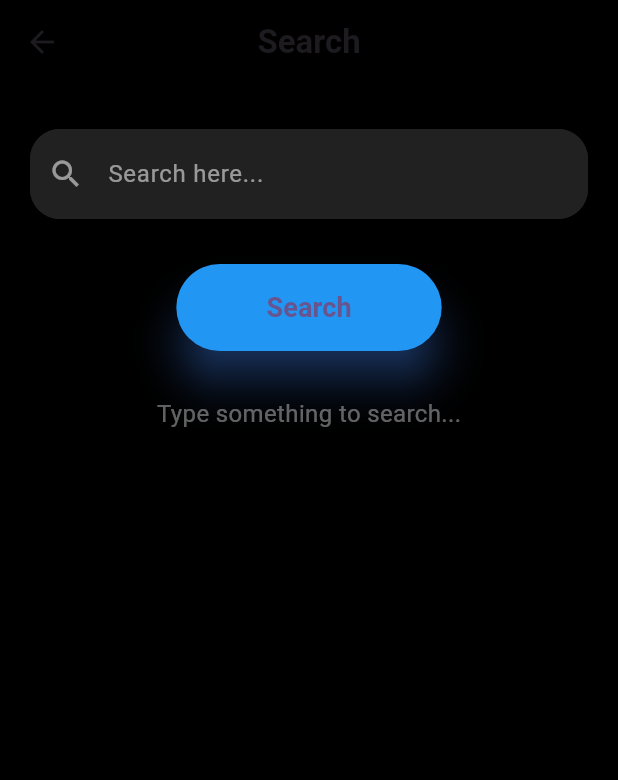
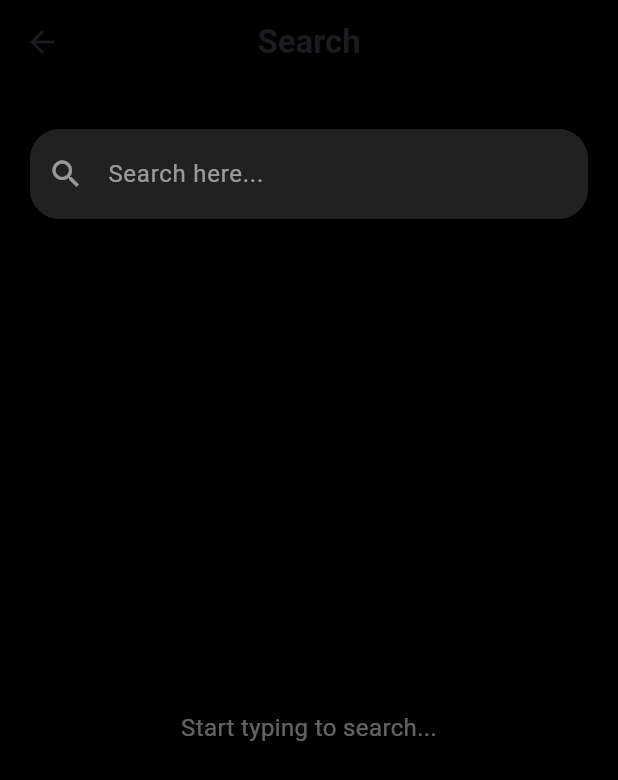
Before and after one commit to richielagito/projek_uts_mobile_progamming, a Flutter app: the SearchScreen screen opened directly, on a phone screen of 412 x 824 dp. Shown: the top 780 px of the screen. Run offline on Flutter 3.47's test engine with Material 3 defaults, Android fonts, the phone set to English and light mode, and no system bars; our stand-ins replace cloud_firestore, firebase_auth, firebase_core; accounts and stored records are empty.

Commit message:
menambahkan filter saat search

```diff
--- a/lib/screens/search_screen.dart
+++ b/lib/screens/search_screen.dart
@@ -1,3 +1,4 @@
+import 'package:cloud_firestore/cloud_firestore.dart';
 import 'package:flutter/material.dart';
 
 class SearchScreen extends StatefulWidget {
@@ -9,6 +10,37 @@ class SearchScreen extends StatefulWidget {
 
 class _SearchScreenState extends State<SearchScreen> {
   bool _isSearching = false;
+  String searchQuery = "";
+  List<String> filteredUsernames = [];
+
+  // Real-time search of usernames in Firestore
+  Future<void> searchUsernames(String query) async {
+    if (query.isEmpty) {
+      setState(() {
+        filteredUsernames.clear();
+      });
+      return;
+    }
+
+    try {
+      final querySnapshot = await FirebaseFirestore.instance
+          .collection('users')
+          .where('username', isGreaterThanOrEqualTo: query)
+          .where('username',
+              isLessThanOrEqualTo:
+                  query + '\uf8ff') // for case-insensitive filtering
+          .get();
+
+      final userNamesList =
+          querySnapshot.docs.map((doc) => doc['username'].toString()).toList();
+
+      setState(() {
+        filteredUsernames = userNamesList;
+      });
+    } catch (e) {
+      print("Error searching usernames: $e");
+    }
+  }
 
   @override
   Widget build(BuildContext context) {
@@ -49,10 +81,12 @@ class _SearchScreenState extends State<SearchScreen> {
               ),
               child: TextField(
                 style: const TextStyle(color: Colors.white),
-                onTap: () {
+                onChanged: (value) {
                   setState(() {
+                    searchQuery = value;
                     _isSearching = true;
                   });
+                  searchUsernames(value); // Trigger real-time search
                 },
                 onEditingComplete: () {
                   setState(() {
@@ -73,7 +107,7 @@ class _SearchScreenState extends State<SearchScreen> {
                   focusedBorder: OutlineInputBorder(
                     borderRadius: BorderRadius.circular(20.0),
                     borderSide: const BorderSide(
-                      color: Colors.blue, // Changed to blue
+                      color: Colors.blue,
                       width: 2.0,
                     ),
                   ),
@@ -81,41 +115,31 @@ class _SearchScreenState extends State<SearchScreen> {
               ),
             ),
             const SizedBox(height: 30.0),
-            // Search Button with shadow effect
-            ElevatedButton(
-              onPressed: () {
-                // Handle search button press
-              },
-              style: ElevatedButton.styleFrom(
-                backgroundColor: Colors.blue, // Changed to blue
-                padding: const EdgeInsets.symmetric(
-                    vertical: 16.0, horizontal: 60.0),
-                shape: RoundedRectangleBorder(
-                  borderRadius: BorderRadius.circular(30.0),
-                ),
-                elevation: 12,
-                shadowColor: Colors.blueAccent, // Changed to blueAccent
-              ),
-              child: const Text(
-                'Search',
-                style: TextStyle(
-                  fontSize: 18.0,
-                  fontWeight: FontWeight.bold,
-                ),
-              ),
-            ),
-            const SizedBox(height: 30.0),
-            // A little fading message or instruction
-            AnimatedOpacity(
-              opacity: _isSearching ? 0.0 : 1.0,
-              duration: const Duration(milliseconds: 500),
-              child: const Text(
-                'Type something to search...',
-                style: TextStyle(
-                  color: Colors.white38,
-                  fontSize: 16.0,
-                ),
-              ),
+            // Display filtered usernames
+            Expanded(
+              child: filteredUsernames.isNotEmpty
+                  ? ListView.builder(
+                      itemCount: filteredUsernames.length,
+                      itemBuilder: (context, index) {
+                        return ListTile(
+                          title: Text(
+                            filteredUsernames[index],
+                            style: const TextStyle(color: Colors.white),
+                          ),
+                        );
+                      },
+                    )
+                  : Center(
+                      child: Text(
+                        searchQuery.isEmpty
+                            ? 'Start typing to search...'
+                            : 'No users found',
+                        style: const TextStyle(
+                          color: Colors.white38,
+                          fontSize: 16.0,
+                        ),
+                      ),
+                    ),
             ),
           ],
         ),
```
